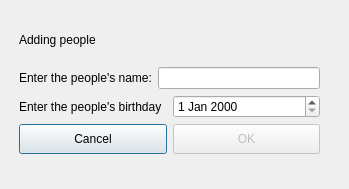
Old version of the form Brithday-App/myeventconfigurationform.ui in the repository SerhiyTo/Birthday-App.
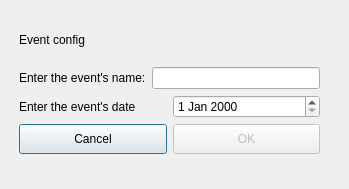
New version of the form.

Commit message: added form woth all events

Diff of the .ui file:
```diff
--- a/Brithday-App/myeventconfigurationform.ui
+++ b/Brithday-App/myeventconfigurationform.ui
@@ -38,7 +38,7 @@
     <item row="0" column="0">
      <widget class="QLabel" name="lblAddingPeople">
       <property name="text">
-       <string>Adding people</string>
+       <string>Event config</string>
       </property>
      </widget>
     </item>
@@ -47,7 +47,7 @@
       <item>
        <widget class="QLabel" name="label">
         <property name="text">
-         <string>Enter the people's name:</string>
+         <string>Enter the event's name:</string>
         </property>
        </widget>
       </item>
@@ -61,7 +61,7 @@
       <item>
        <widget class="QLabel" name="label_2">
         <property name="text">
-         <string>Enter the people's birthday</string>
+         <string>Enter the event's date</string>
         </property>
        </widget>
       </item>
```
Left out of the diff: 2 changed lines with no effect on the pictures. The commit also changes 10 other files.
